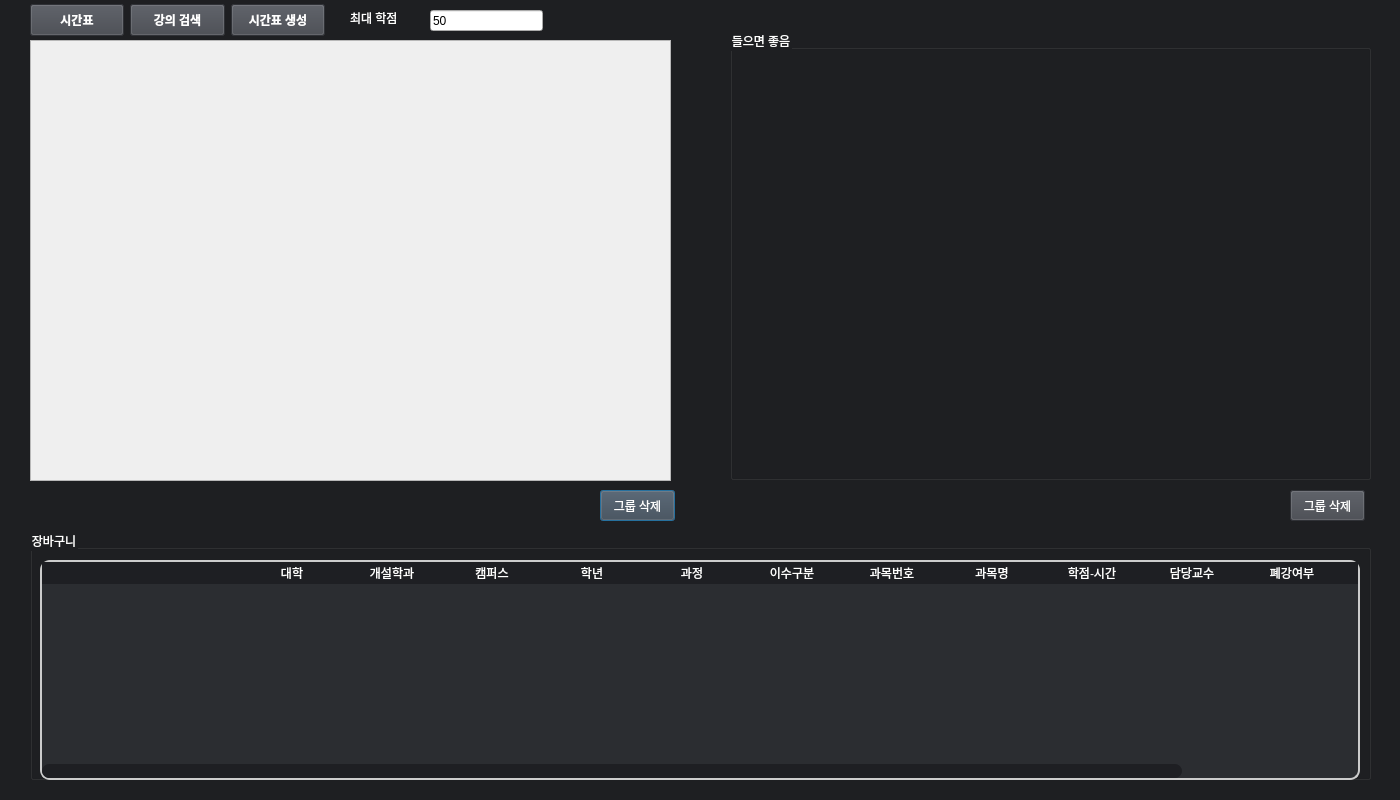
This is magic.ui in rocknroll17/Lecture-Scheduler as Qt 5 draws it before an edit. The edited form follows.
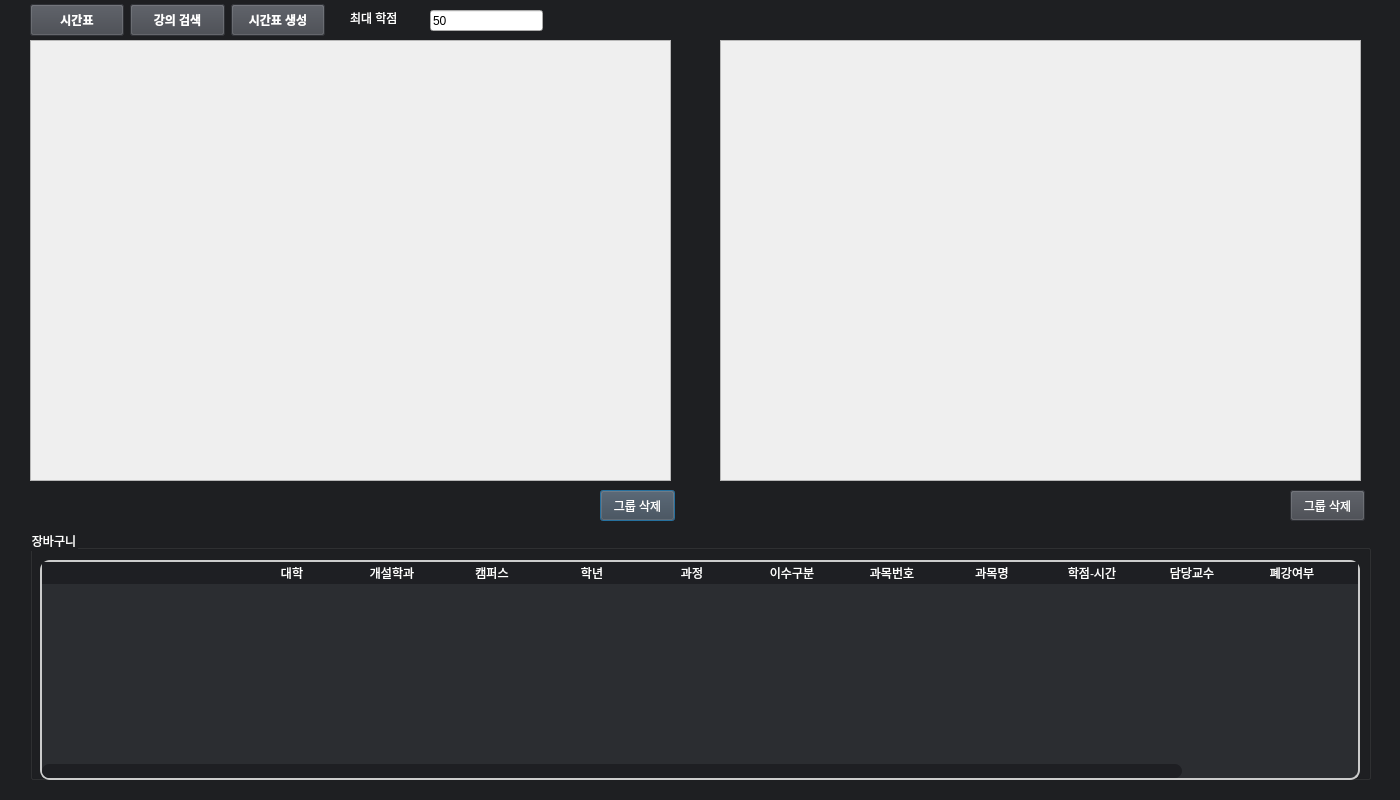
This is the edited form.

Commit message: 스크롤바 만든 미친놈등장

```diff
--- a/magic.ui
+++ b/magic.ui
@@ -381,37 +381,6 @@
     </column>
    </widget>
   </widget>
-  <widget class="QGroupBox" name="groupPrefer">
-   <property name="geometry">
-    <rect>
-     <x>730</x>
-     <y>30</y>
-     <width>641</width>
-     <height>450</height>
-    </rect>
-   </property>
-   <property name="sizePolicy">
-    <sizepolicy hsizetype="Fixed" vsizetype="Fixed">
-     <horstretch>0</horstretch>
-     <verstretch>0</verstretch>
-    </sizepolicy>
-   </property>
-   <property name="minimumSize">
-    <size>
-     <width>0</width>
-     <height>450</height>
-    </size>
-   </property>
-   <property name="maximumSize">
-    <size>
-     <width>650</width>
-     <height>450</height>
-    </size>
-   </property>
-   <property name="title">
-    <string>들으면 좋음</string>
-   </property>
-  </widget>
   <widget class="QPushButton" name="Must_Remove">
    <property name="geometry">
     <rect>
@@ -644,6 +613,29 @@
     </property>
    </widget>
   </widget>
+  <widget class="QScrollArea" name="groupPrefer">
+   <property name="geometry">
+    <rect>
+     <x>720</x>
+     <y>40</y>
+     <width>641</width>
+     <height>441</height>
+    </rect>
+   </property>
+   <property name="widgetResizable">
+    <bool>true</bool>
+   </property>
+   <widget class="QWidget" name="scrollAreaWidgetContents_2">
+    <property name="geometry">
+     <rect>
+      <x>0</x>
+      <y>0</y>
+      <width>639</width>
+      <height>439</height>
+     </rect>
+    </property>
+   </widget>
+  </widget>
  </widget>
  <resources/>
  <connections/>
```
The commit also changes 1 other file.
